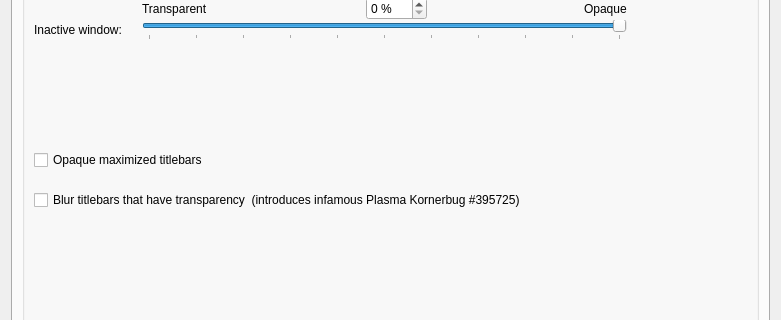
Old version of the form kdecoration/config/ui/breezeconfigurationui.ui in the repository paulmcauley/klassy; both pictures show x 0 to 781 and y 161 to 481 of the 781 by 700 pixel window.
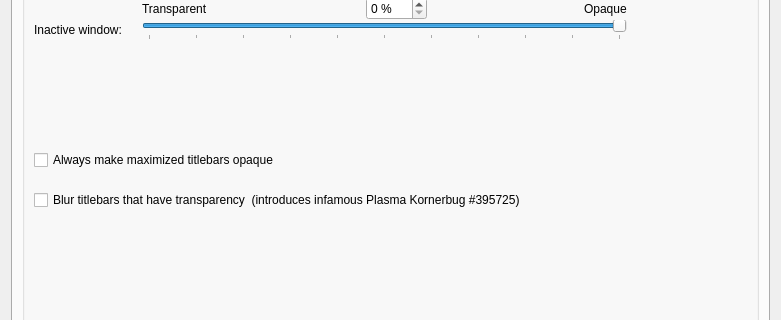
New version of the form. The open tabs and pages were chosen to show the change. Icons and pictures are not drawn. Custom widgets are drawn as their Qt base class.

Commit message: Remove the auto-disabling of the transparency options in UI This is because they may be needed if you set transparency using the system colour scheme instead.

```diff
--- a/kdecoration/config/ui/breezeconfigurationui.ui
+++ b/kdecoration/config/ui/breezeconfigurationui.ui
@@ -1885,7 +1885,7 @@
             <item>
              <widget class="QCheckBox" name="opaqueMaximizedTitlebars">
               <property name="text">
-               <string>Opaque maximized titlebars</string>
+               <string>Always make maximized titlebars opaque</string>
               </property>
              </widget>
             </item>
```
The commit also changes 2 other files.
